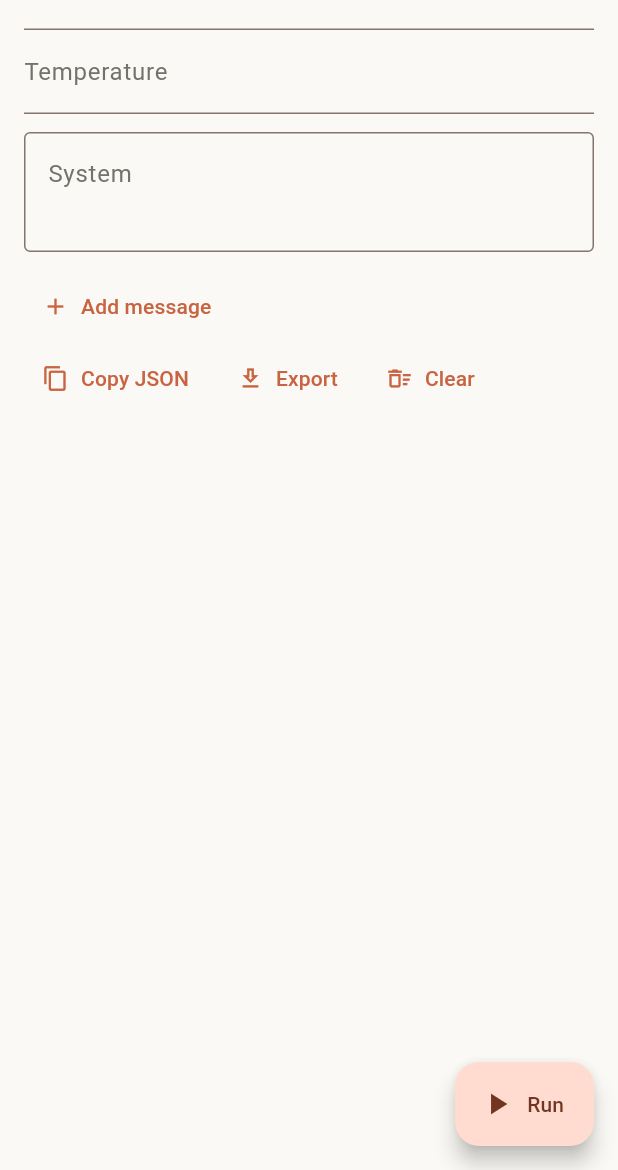
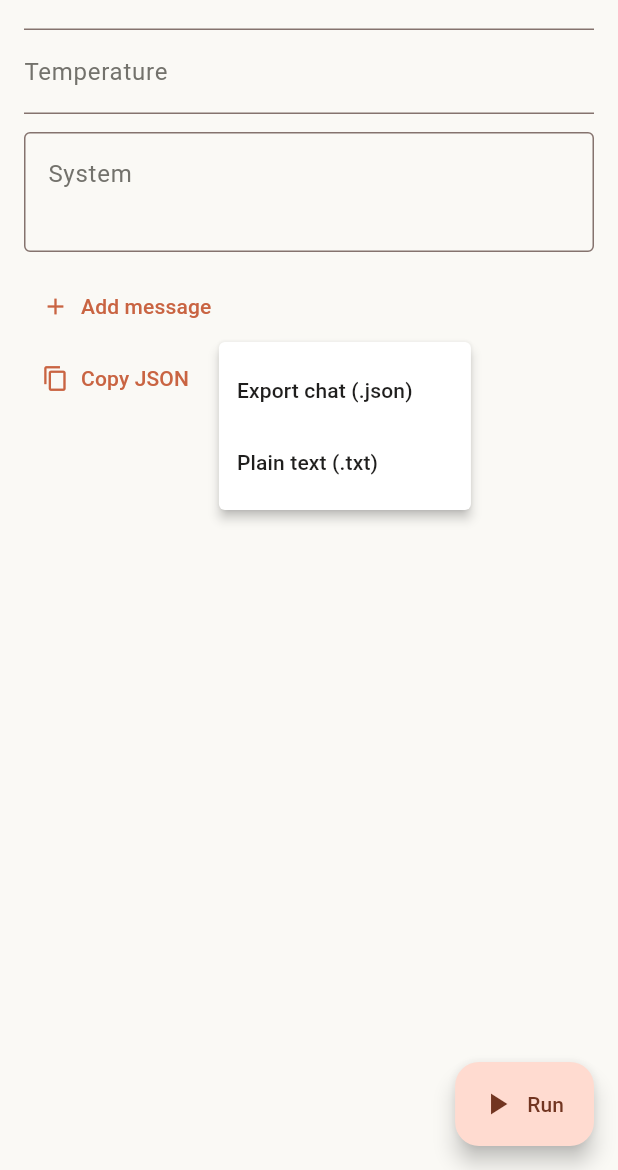
Before and after one commit to eltibu/OpenAide, a Flutter app: the ChatPlayground screen opened directly, after a tap on the "close" icon, after a tap on "Export", on a phone screen of 412 x 824 dp, the part 66-1236 px from its top. Run offline on Flutter 3.47's test engine with Material 3 defaults, Android fonts, the phone set to English and light mode, and no system bars; our stand-ins replace file_picker, flutter_riverpod, flutter_secure_storage, image_picker, package_info_plus, pdf and 3 more; missing offline and left inert: flutter_math_fork, markdown, markdown_widget, sqlite3, webview_flutter_android, xterm; accounts and stored records are empty.

Commit message:
Playground: plain text export, system prompt for completions
Co-Authored-By: Claude Opus 5.5 <noreply@anthropic.com>
Claude-Session: https://claude.ai/code/session_01SnXtMMysUV3GqTfzs9fcyE

```diff
--- a/lib/features/playground/playground_screen.dart
+++ b/lib/features/playground/playground_screen.dart
@@ -35,6 +35,17 @@ String playgroundJson(
       if (t.content.trim().isNotEmpty) {'role': t.role, 'content': t.content},
   ],
 });
+
+/// The playground's messages as plain text, one block per message.
+String playgroundText(
+  String system,
+  List<({String role, String content})> turns,
+) => [
+  if (system.trim().isNotEmpty) '### SYSTEM\n${system.trim()}',
+  for (final t in turns)
+    if (t.content.trim().isNotEmpty)
+      '### ${t.role.toUpperCase()}\n${t.content.trim()}',
+].join('\n\n');
 
 /// The web's Playground: try a model on hand-written messages, continue a
 /// piece of text, or make images, without making a chat. Nothing here is
@@ -137,27 +148,30 @@ class _ChatPlaygroundState extends ConsumerState<ChatPlayground> {
     setState(() => _run = null);
   }
 
-  String get _json => playgroundJson(_model, _system.text, [
+  List<({String role, String content})> get _plain => [
     for (final t in _turns) (role: t.role, content: t.text.text),
-  ]);
+  ];
 
   Future<void> _export(String how) async {
     final messenger = ScaffoldMessenger.of(context);
     try {
+      final json = playgroundJson(_model, _system.text, _plain);
       if (how == 'copy') {
-        await Clipboard.setData(ClipboardData(text: _json));
+        await Clipboard.setData(ClipboardData(text: json));
         messenger.showSnackBar(const SnackBar(content: Text('Copied')));
         return;
       }
+      final text = how == 'txt';
+      final name = 'playground.${text ? 'txt' : 'json'}';
       final saved = await FilePicker.saveFile(
-        fileName: 'playground.json',
-        bytes: Uint8List.fromList(utf8.encode(_json)),
-        mimeType: 'application/json',
+        fileName: name,
+        bytes: Uint8List.fromList(
+          utf8.encode(text ? playgroundText(_system.text, _plain) : json),
+        ),
+        mimeType: text ? 'text/plain' : 'application/json',
       );
       if (saved != null) {
-        messenger.showSnackBar(
-          const SnackBar(content: Text('Saved playground.json')),
-        );
+        messenger.showSnackBar(SnackBar(content: Text('Saved $name')));
       }
     } catch (e) {
       messenger.showSnackBar(SnackBar(content: Text("Couldn't save: $e")));
@@ -295,10 +309,27 @@ class _ChatPlaygroundState extends ConsumerState<ChatPlayground> {
                 icon: const Icon(Icons.copy),
                 label: const Text('Copy JSON'),
               ),
-              TextButton.icon(
-                onPressed: () => _export('save'),
-                icon: const Icon(Icons.download_outlined),
-                label: const Text('Export'),
+              PopupMenuButton<String>(
+                tooltip: 'Export',
+                onSelected: _export,
+                itemBuilder: (_) => const [
+                  PopupMenuItem(
+                    value: 'json',
+                    child: Text('Export chat (.json)'),
+                  ),
+                  PopupMenuItem(value: 'txt', child: Text('Plain text (.txt)')),
+                ],
+                child: const Padding(
+                  padding: EdgeInsets.symmetric(horizontal: 12, vertical: 10),
+                  child: Row(
+                    mainAxisSize: MainAxisSize.min,
+                    children: [
+                      Icon(Icons.download_outlined, size: 18),
+                      SizedBox(width: 8),
+                      Text('Export'),
+                    ],
+                  ),
+                ),
               ),
               TextButton.icon(
                 onPressed: _running
@@ -357,6 +388,7 @@ class CompletionPlayground extends ConsumerStatefulWidget {
 
 class _CompletionPlaygroundState extends ConsumerState<CompletionPlayground> {
   String? _model;
+  final _system = TextEditingController();
   final _text = TextEditingController();
   StreamSubscription<String>? _run;
   String? _error;
@@ -364,6 +396,7 @@ class _CompletionPlaygroundState extends ConsumerState<CompletionPlayground> {
   @override
   void dispose() {
     _run?.cancel();
+    _system.dispose();
     _text.dispose();
     super.dispose();
   }
@@ -380,6 +413,8 @@ class _CompletionPlaygroundState extends ConsumerState<CompletionPlayground> {
         .streamCompletion(
           model: model,
           messages: [
+            if (_system.text.trim().isNotEmpty)
+              {'role': 'system', 'content': _system.text.trim()},
             {'role': 'user', 'content': _text.text},
           ],
         )
@@ -425,6 +460,14 @@ class _CompletionPlaygroundState extends ConsumerState<CompletionPlayground> {
             models,
             _model,
             running ? null : (v) => setState(() => _model = v),
+          ),
+          TextField(
+            controller: _system,
+            maxLines: null,
+            decoration: const InputDecoration(
+              labelText: 'System',
+              hintText: 'You\'re a helpful assistant.',
+            ),
           ),
           const SizedBox(height: 12),
           TextField(
```
Also changed, not shown: 1 other file.
